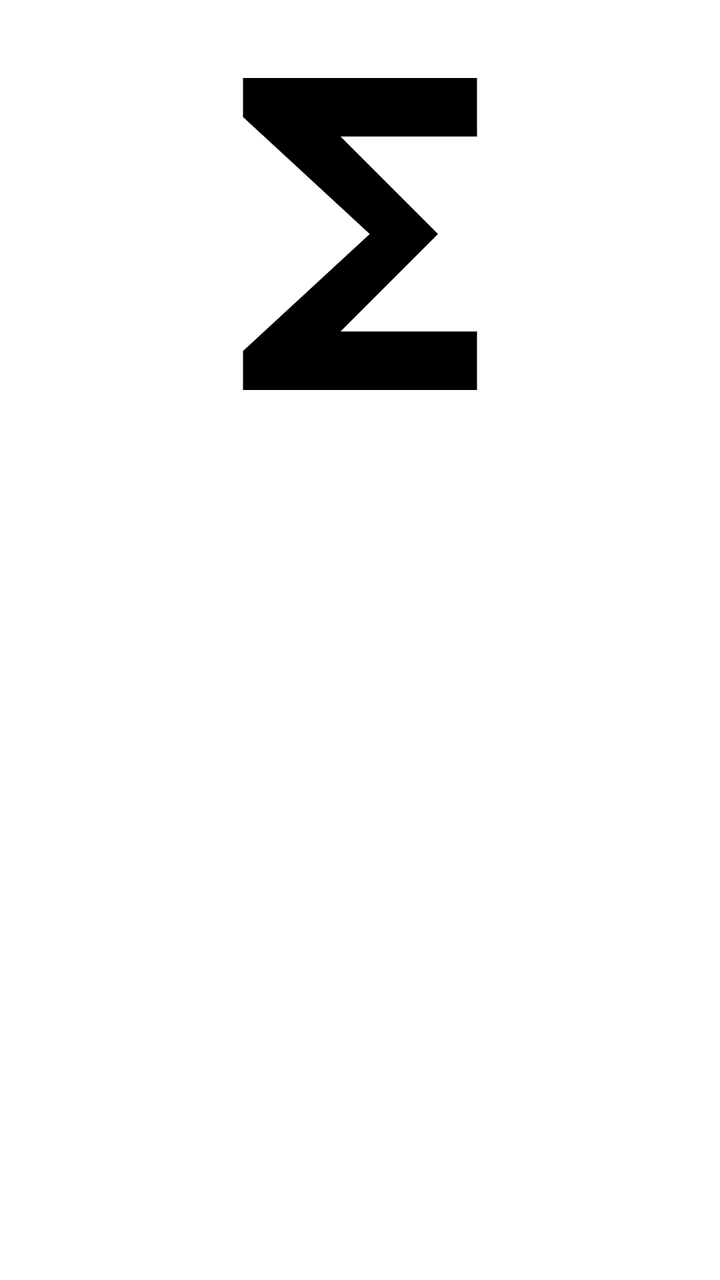
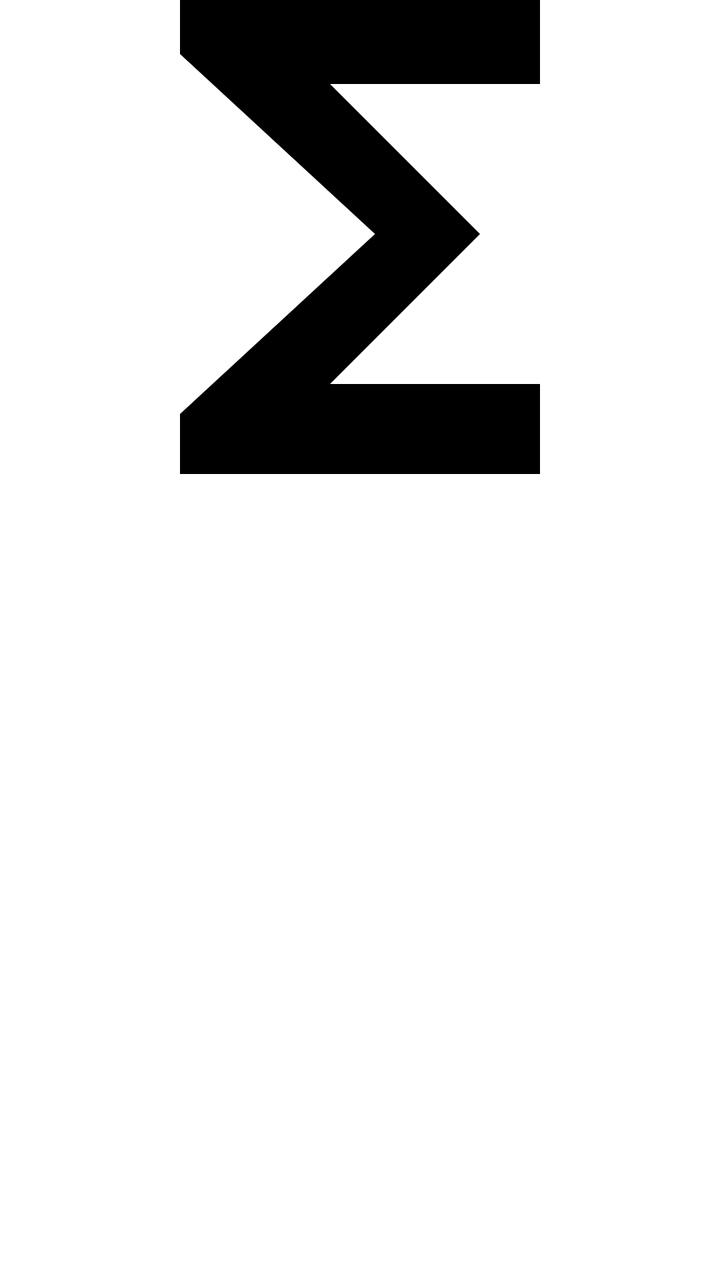

An Android layout rendered at two revisions. The XML below is the earlier revision; the diff shows what the commit changed to produce the second picture.
<!-- AndroidManifest.xml: another module's application theme Theme.ECatalogs -->
<!-- res/layout/search_entry.xml -->
<?xml version="1.0" encoding="utf-8"?>
<LinearLayout xmlns:android="http://schemas.android.com/apk/res/android"
    xmlns:app="http://schemas.android.com/apk/res-auto"
    android:id="@+id/search_llayout"
    android:layout_width="match_parent"
    android:layout_height="wrap_content"
    android:layout_margin="@dimen/eight_dimen"
    android:orientation="vertical">

    
    <ImageView
        android:id="@+id/image"
        android:layout_width="match_parent"
        android:layout_height="@dimen/image_height"
        android:adjustViewBounds="true"
        android:contentDescription="@string/content_description_media"
        android:maxWidth="@dimen/max_image_width"
        android:minWidth="@dimen/min_image_width"
        android:paddingBottom="16dp"
        android:scaleType="fitCenter"
        app:srcCompat="@drawable/ic_image" />

    
    <TextView
        android:id="@+id/title"
        android:layout_width="match_parent"
        android:layout_height="wrap_content"
        android:textAppearance="?attr/textAppearanceHeadline5"
        android:textSize="24sp" />

    <TextView
        android:id="@+id/description"
        android:layout_width="match_parent"
        android:layout_height="wrap_content"
        android:layout_marginTop="8dp"
        android:textAppearance="?attr/textAppearanceBody1" />

</LinearLayout>
<!-- resources referenced by this layout -->
<resources>
  <dimen name="eight_dimen">8dp</dimen>
  <dimen name="image_height">250dp</dimen>
  <dimen name="max_image_width">400dp</dimen>
  <dimen name="min_image_width">200dp</dimen>
  <string name="content_description_media">content_description_media</string>
  <color name="blue_grey_600">#546e7a</color>
  <color name="blue_grey_100">#819ca9</color>
  <color name="black">#000000</color>
  <color name="white">#fafafa</color>
  <color name="blue_grey_700">#29434e</color>
  <style name="ShapeAppearance.ECatalog.SmallComponent" parent="ShapeAppearance.MaterialComponents.SmallComponent">
          <item name="cornerFamily">rounded</item>
          <item name="cornerSize">@dimen/reply_small_component_corner_radius</item>
      </style>
  <style name="ShapeAppearance.ECatalog.MediumComponent" parent="ShapeAppearance.MaterialComponents.MediumComponent">
          <item name="cornerFamily">rounded</item>
          <item name="cornerSize">@dimen/reply_medium_component_corner_radius</item>
      </style>
  <style name="ShapeAppearance.ECatalog.LargeComponent" parent="ShapeAppearance.MaterialComponents.LargeComponent">
          <item name="cornerFamily">rounded</item>
          <item name="cornerSize">@dimen/reply_large_component_corner_radius</item>
      </style>
  <style name="TextAppearance.MdcTypographyStyles.Headline6" parent="TextAppearance.MaterialComponents.Headline6">
          <item name="fontFamily">@font/nunito_sans_bold</item>
          <item name="android:fontFamily">@font/nunito_sans_bold</item>
          <item name="android:textSize">22sp</item>
      </style>
  <style name="TextAppearance.MdcTypographyStyles.Headline5" parent="TextAppearance.MaterialComponents.Headline5">
          <item name="fontFamily">@font/nunito_sans_bold</item>
          <item name="android:fontFamily">@font/nunito_sans_bold</item>
          <item name="android:textSize">26sp</item>
      </style>
  <style name="TextAppearance.MdcTypographyStyles.Body1" parent="TextAppearance.MaterialComponents.Body1">
          <item name="fontFamily">@font/nunito_sans_regular</item>
          <item name="android:fontFamily">@font/nunito_sans_regular</item>
          <item name="android:textSize">17sp</item>
      </style>
  <style name="TextAppearance.MdcTypographyStyles.Body2" parent="TextAppearance.MaterialComponents.Body2">
          <item name="fontFamily">@font/nunito_sans_regular</item>
          <item name="android:fontFamily">@font/nunito_sans_regular</item>
          <item name="android:textSize">15sp</item>
      </style>
  <style name="TextAppearance.MdcTypographyStyles.Button" parent="TextAppearance.MaterialComponents.Button">
          <item name="fontFamily">@font/nunito_sans_light</item>
          <item name="android:fontFamily">@font/nunito_sans_light</item>
          <item name="android:textSize">15sp</item>
      </style>
  <style name="TextAppearance.MdcTypographyStyles.Caption" parent="TextAppearance.MaterialComponents.Caption">
          <item name="fontFamily">@font/nunito_sans_light</item>
          <item name="android:fontFamily">@font/nunito_sans_light</item>
          <item name="android:textSize">13sp</item>
      </style>
  <style name="TextAppearance.MdcTypographyStyles.Overline" parent="TextAppearance.MaterialComponents.Overline">
          <item name="fontFamily">@font/nunito_sans_light</item>
          <item name="android:fontFamily">@font/nunito_sans_light</item>
          <item name="android:textSize">11sp</item>
      </style>
  <dimen name="reply_small_component_corner_radius">8dp</dimen>
  <dimen name="reply_medium_component_corner_radius">12dp</dimen>
  <dimen name="reply_large_component_corner_radius">24dp</dimen>
  <!-- unchanged entries left out for length: 3 -->
</resources>

<!-- the commit's change to res/layout/search_entry.xml (unified diff, before → after) -->
@@ -17,7 +17,7 @@
         android:maxWidth="@dimen/max_image_width"
         android:minWidth="@dimen/min_image_width"
         android:paddingBottom="16dp"
-        android:scaleType="fitCenter"
+        android:scaleType="centerCrop"
         app:srcCompat="@drawable/ic_image" />
 
     
